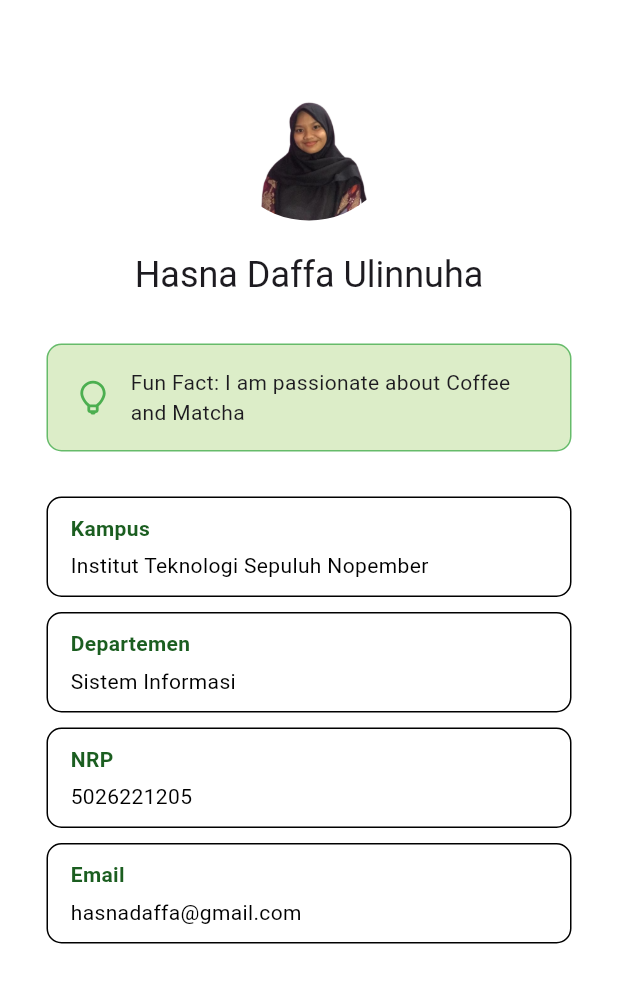
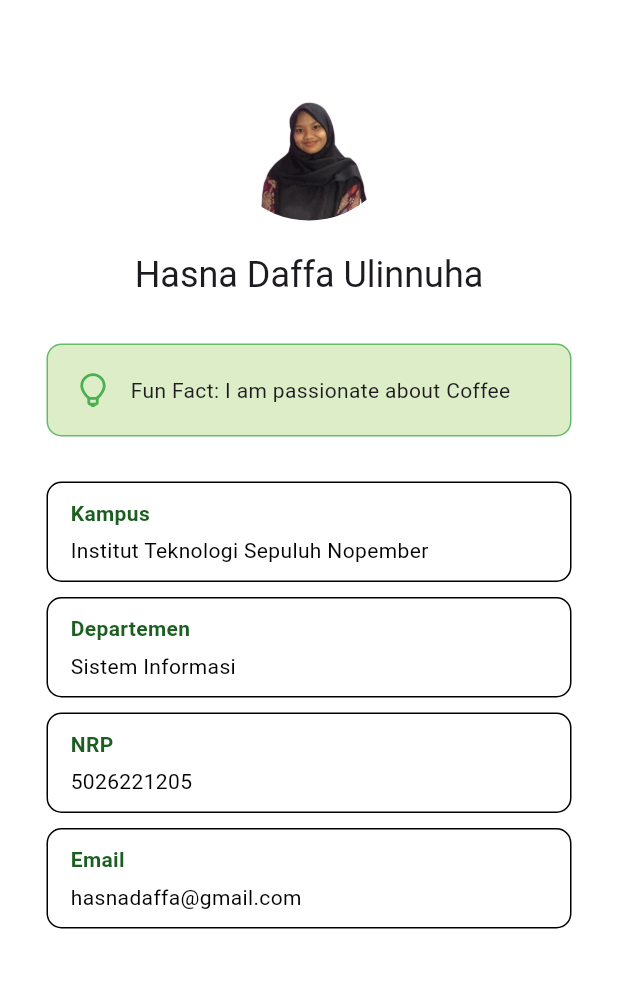
Before and after one commit to hasnadaffau/about_page_flutter, a Flutter app: the screen it shows after launch, on a phone screen of 412 x 824 dp, the part 66-1069 px from its top. Run offline on Flutter 3.47's test engine with Material 3 defaults, Android fonts, the phone set to English and light mode, and no system bars; our stand-ins replace line_awesome_flutter.

Commit message:
First Commit

```diff
--- a/lib/about_page.dart
+++ b/lib/about_page.dart
@@ -59,7 +59,7 @@ class _AboutPageState extends State<AboutPage> {
                     const SizedBox(width: 10),
                     Expanded(
                       child: Text(
-                        "Fun Fact: I am passionate about Coffee and Matcha",
+                        "Fun Fact: I am passionate about Coffee",
                         style: Theme.of(context).textTheme.bodyMedium,
                       ),
                     ),
```
